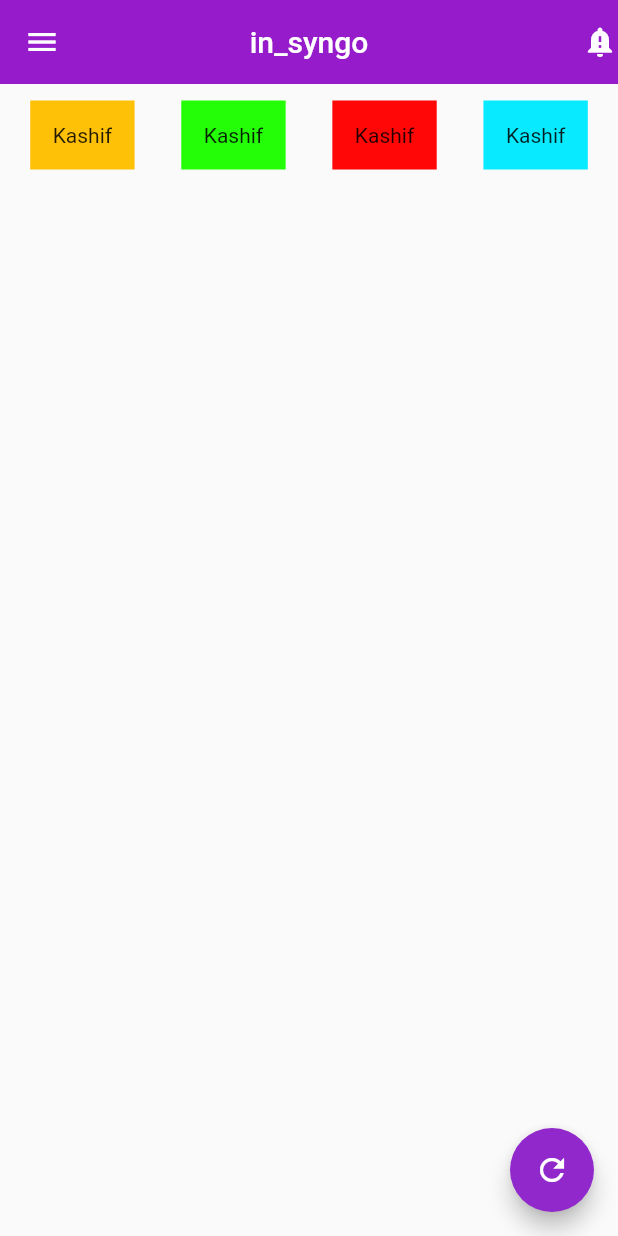
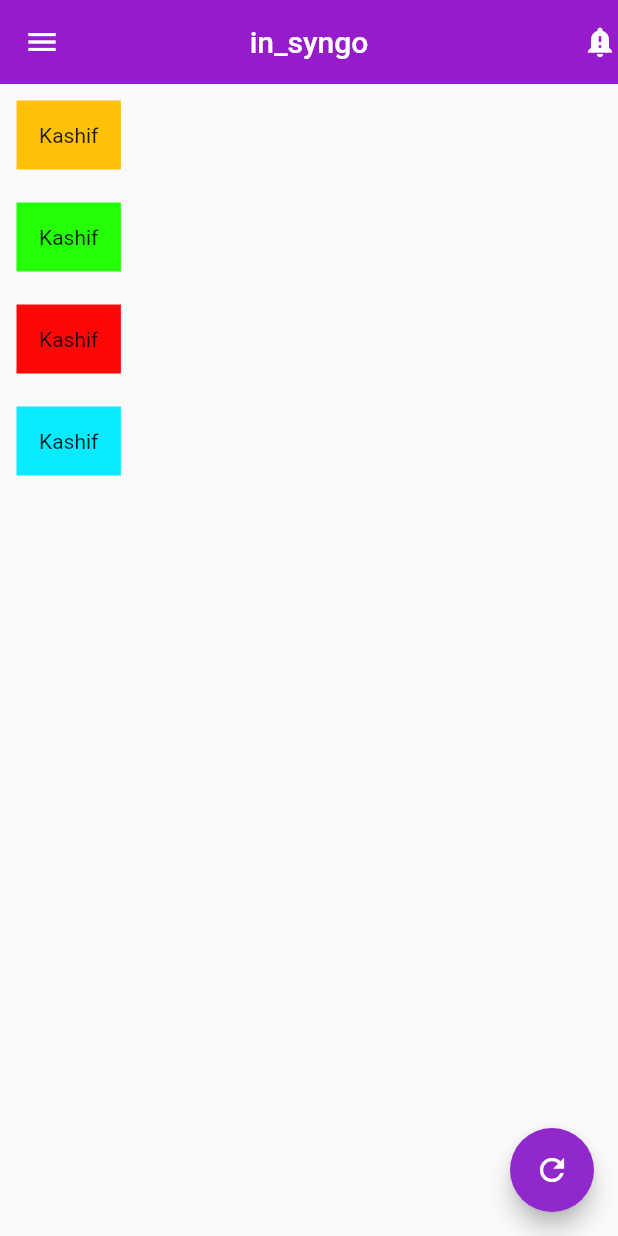
Before and after one commit to HEYKASHIF/flybe, a Flutter app: the screen it shows after launch, on a phone screen of 412 x 824 dp. Run offline on Flutter 3.47's test engine with Material 2 defaults, Android fonts, the light colour scheme and no system bars.

Commit message:
26-march commit21

```diff
--- a/lib/main.dart
+++ b/lib/main.dart
@@ -28,8 +28,8 @@ class MyApp extends StatelessWidget {
           leading: const Icon(Icons.menu),
           actions: const [Icon(Icons.notification_important)],
         ),
-        body: Row(
-          mainAxisAlignment: MainAxisAlignment.spaceEvenly,
+        body: Column(
+          mainAxisAlignment: MainAxisAlignment.start,
           children: [
             Container(
               margin: EdgeInsets.all(11),
```
